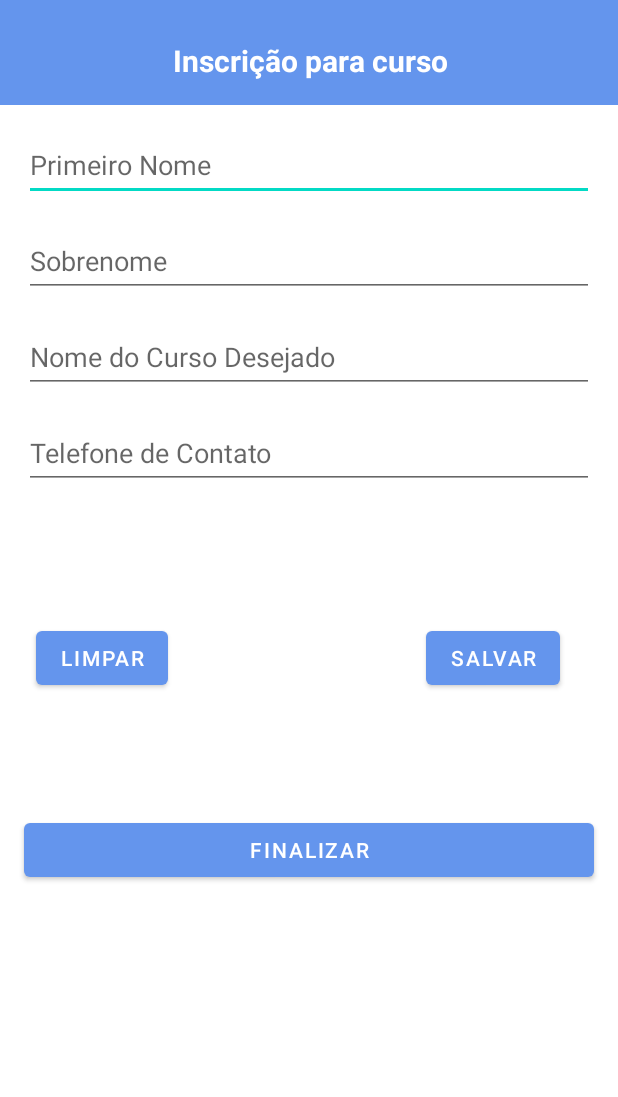
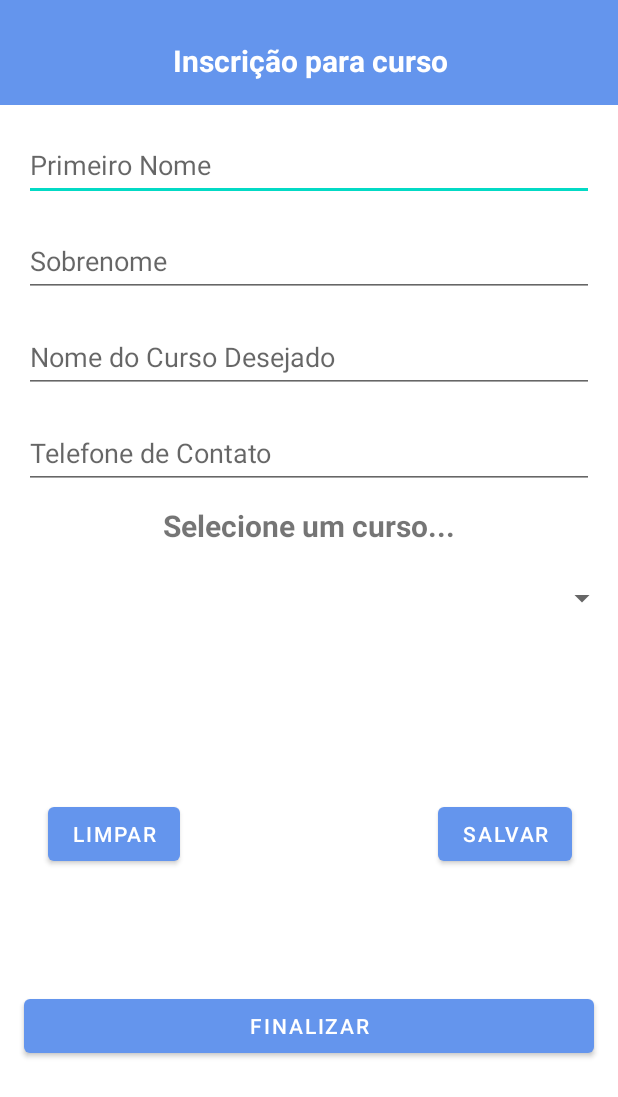
Before and after one commit to fernandoppm/Desenvolvimento_Android, an Android app: the screen it shows after launch (MainActivity), on a phone screen of 412 x 824 dp. Shown: the top 1097 px of the screen. Run offline under Robolectric (Android 15) with nearby library versions, the phone set to English and light mode, and no system bars.

Commit message:
Refatoração do Layout - Spinner

```diff
--- a/AppLista/app/src/main/res/layout/activity_main.xml
+++ b/AppLista/app/src/main/res/layout/activity_main.xml
@@ -89,7 +89,7 @@
         android:id="@+id/btnLimpar"
         android:layout_width="wrap_content"
         android:layout_height="wrap_content"
-        android:layout_marginStart="24dp"
+        android:layout_marginStart="32dp"
         android:layout_marginBottom="80dp"
         android:text="@string/txt_button_limpar"
         app:layout_constraintBottom_toTopOf="@+id/btnFinalizar"
@@ -119,9 +119,34 @@
         android:text="@string/txt_button_finalizar"
         app:layout_constraintBottom_toBottomOf="parent"
         app:layout_constraintEnd_toEndOf="parent"
-        app:layout_constraintHorizontal_bias="1.0"
+        app:layout_constraintHorizontal_bias="0.75"
         app:layout_constraintStart_toStartOf="parent"
         app:layout_constraintTop_toBottomOf="@+id/editTelefonedeContato"
-        app:layout_constraintVertical_bias="0.48" />
+        app:layout_constraintVertical_bias="0.761" />
+
+    <Spinner
+        android:id="@+id/spinner"
+        android:layout_width="409dp"
+        android:layout_height="48dp"
+        android:layout_marginStart="16dp"
+        android:layout_marginEnd="16dp"
+        app:layout_constraintBottom_toTopOf="@+id/btnFinalizar"
+        app:layout_constraintEnd_toEndOf="parent"
+        app:layout_constraintHorizontal_bias="0.466"
+        app:layout_constraintStart_toStartOf="parent"
+        app:layout_constraintTop_toBottomOf="@+id/editTelefonedeContato"
+        app:layout_constraintVertical_bias="0.17" />
+
+    <TextView
+        android:id="@+id/txtSpiner"
+        android:layout_width="wrap_content"
+        android:layout_height="wrap_content"
+        android:text="@string/txt_selecione_um_curso"
+        android:textSize="20sp"
+        android:textStyle="bold"
+        app:layout_constraintBottom_toTopOf="@+id/spinner"
+        app:layout_constraintEnd_toEndOf="parent"
+        app:layout_constraintStart_toStartOf="parent"
+        app:layout_constraintTop_toBottomOf="@+id/editTelefonedeContato" />
 
 </androidx.constraintlayout.widget.ConstraintLayout>
--- a/AppLista/app/src/main/res/values/strings.xml
+++ b/AppLista/app/src/main/res/values/strings.xml
@@ -9,4 +9,5 @@
     <string name="txt_button_salvar">SALVAR</string>
     <string name="txt_button_finalizar">FINALIZAR</string>
     <string name="txt_app_Lista">Lista de Responsável</string>
+    <string name="txt_selecione_um_curso">Selecione um curso...</string>
 </resources>
```
